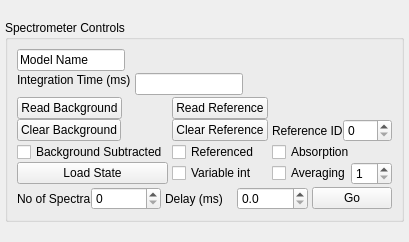
Before: the Qt Designer form nplab/instrument/spectrometer/spectrometer_controls.ui in nanophotonics/nplab, drawn with Qt 5.
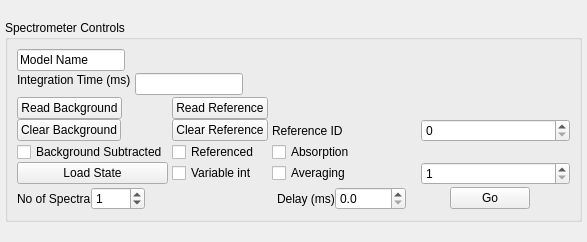
After: the same form once the commit is applied.

Commit message: bug fixing in spectrometer time series

What changed in the file:
```diff
--- a/nplab/instrument/spectrometer/spectrometer_controls.ui
+++ b/nplab/instrument/spectrometer/spectrometer_controls.ui
@@ -6,7 +6,7 @@
    <rect>
     <x>0</x>
     <y>0</y>
-    <width>378</width>
+    <width>587</width>
     <height>242</height>
    </rect>
   </property>
@@ -295,13 +295,50 @@
        </layout>
       </item>
       <item>
-       <layout class="QGridLayout" name="time_control_gridLayout" rowstretch="0" columnstretch="3,3,0" rowminimumheight="0" columnminimumwidth="0,0,0">
+       <layout class="QGridLayout" name="time_control_gridLayout" rowstretch="0" columnstretch="3,0,0,0">
         <property name="horizontalSpacing">
          <number>4</number>
         </property>
         <property name="verticalSpacing">
          <number>0</number>
         </property>
+        <item row="0" column="0">
+         <layout class="QHBoxLayout" name="horizontalLayout_6">
+          <property name="sizeConstraint">
+           <enum>QLayout::SetMaximumSize</enum>
+          </property>
+          <item>
+           <widget class="QLabel" name="label_2">
+            <property name="text">
+             <string>No of Spectra</string>
+            </property>
+           </widget>
+          </item>
+          <item>
+           <widget class="QSpinBox" name="num_spectra_spinBox">
+            <property name="maximum">
+             <number>1000</number>
+            </property>
+            <property name="value">
+             <number>1</number>
+            </property>
+           </widget>
+          </item>
+          <item>
+           <spacer name="horizontalSpacer_5">
+            <property name="orientation">
+             <enum>Qt::Horizontal</enum>
+            </property>
+            <property name="sizeHint" stdset="0">
+             <size>
+              <width>40</width>
+              <height>20</height>
+             </size>
+            </property>
+           </spacer>
+          </item>
+         </layout>
+        </item>
         <item row="0" column="1">
          <layout class="QHBoxLayout" name="horizontalLayout_3">
           <item>
@@ -321,6 +358,19 @@
             </property>
            </widget>
           </item>
+          <item>
+           <spacer name="horizontalSpacer_6">
+            <property name="orientation">
+             <enum>Qt::Horizontal</enum>
+            </property>
+            <property name="sizeHint" stdset="0">
+             <size>
+              <width>40</width>
+              <height>20</height>
+             </size>
+            </property>
+           </spacer>
+          </item>
          </layout>
         </item>
         <item row="0" column="2">
@@ -330,23 +380,18 @@
           </property>
          </widget>
         </item>
-        <item row="0" column="0">
-         <layout class="QHBoxLayout" name="horizontalLayout_6">
-          <item>
-           <widget class="QLabel" name="label_2">
-            <property name="text">
-             <string>No of Spectra</string>
-            </property>
-           </widget>
-          </item>
-          <item>
-           <widget class="QSpinBox" name="num_spectra_spinBox">
-            <property name="maximum">
-             <number>1000</number>
-            </property>
-           </widget>
-          </item>
-         </layout>
+        <item row="0" column="3">
+         <spacer name="horizontalSpacer_3">
+          <property name="orientation">
+           <enum>Qt::Horizontal</enum>
+          </property>
+          <property name="sizeHint" stdset="0">
+           <size>
+            <width>40</width>
+            <height>20</height>
+           </size>
+          </property>
+         </spacer>
         </item>
        </layout>
       </item>
```
The commit also changes 1 other file.
